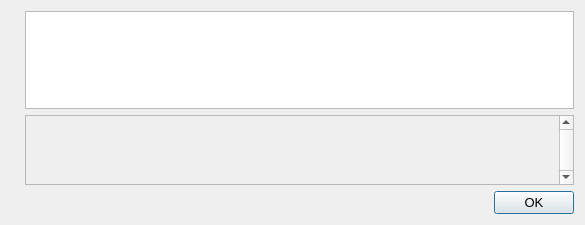
raffermeko/bitcoin, file src/qt/forms/helpmessagedialog.ui: the form before one commit.
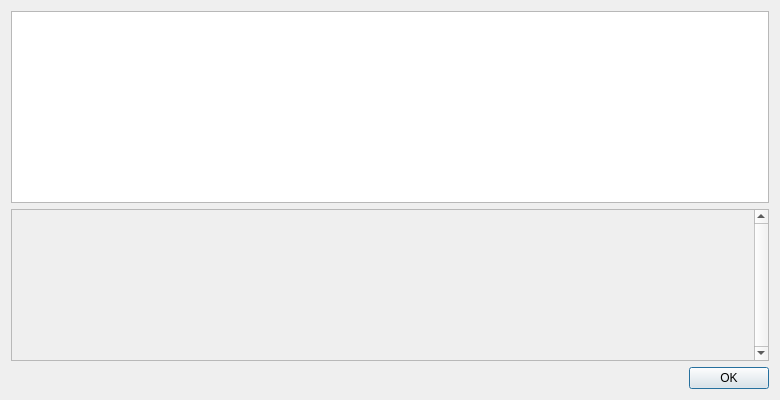
The form after the commit. Icons and pictures are not drawn.

Commit message:
[Qt] optimize helpmessage dialog
- enlarge standard size
- remove fixed 10px font
- remove left mood image
- ensure that table has no ugly line-breaks on OSX, Linux

```diff
--- a/src/qt/forms/helpmessagedialog.ui
+++ b/src/qt/forms/helpmessagedialog.ui
@@ -6,32 +6,14 @@
    <rect>
     <x>0</x>
     <y>0</y>
-    <width>585</width>
-    <height>225</height>
+    <width>780</width>
+    <height>400</height>
    </rect>
   </property>
-  <property name="font">
-   <font>
-    <pointsize>10</pointsize>
-   </font>
-  </property>
   <property name="windowTitle">
    <string notr="true">Bitcoin Core - Command-line options</string>
   </property>
   <layout class="QHBoxLayout" name="horizontalLayout_2">
-   <item>
-    <widget class="QLabel" name="graphic">
-     <property name="sizePolicy">
-      <sizepolicy hsizetype="Preferred" vsizetype="Ignored">
-       <horstretch>0</horstretch>
-       <verstretch>0</verstretch>
-      </sizepolicy>
-     </property>
-     <property name="pixmap">
-      <pixmap resource="../bitcoin.qrc">:/images/about</pixmap>
-     </property>
-    </widget>
-   </item>
    <item>
     <layout class="QVBoxLayout" name="verticalLayout">
      <item>
@@ -50,14 +32,6 @@
         <bool>true</bool>
        </property>
        <widget class="QWidget" name="scrollAreaWidgetContents">
-        <property name="geometry">
-         <rect>
-          <x>0</x>
-          <y>0</y>
-          <width>447</width>
-          <height>68</height>
-         </rect>
-        </property>
         <layout class="QVBoxLayout" name="verticalLayout_2">
          <item>
           <widget class="QLabel" name="aboutMessage">
```
The commit also changes 4 other files.
